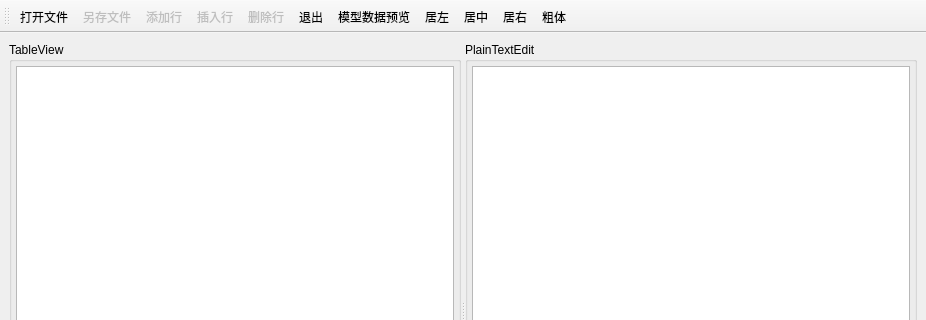
Qt form Study/Qt_5.9/part5_viewModel/QStandardItemModel/QStandardItemModel/MainWindow.ui (codefmz/Qt) before a commit; both pictures show x 0 to 926 and y 0 to 320 of the 926 by 609 pixel window.
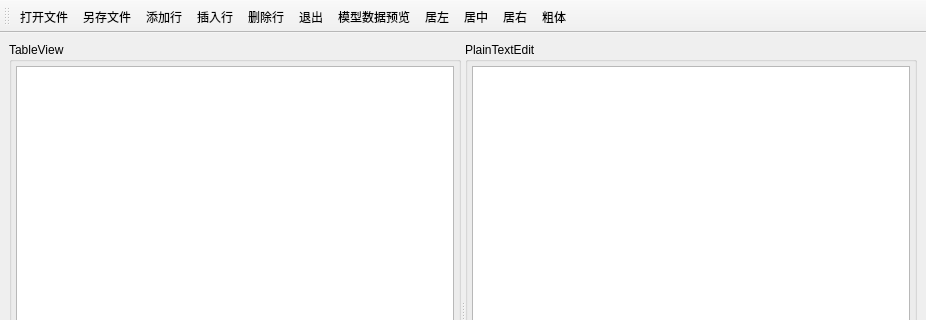
The same form after that commit. Icons and pictures are not drawn.

Patch:
```diff
--- a/Study/Qt_5.9/part5_viewModel/QStandardItemModel/QStandardItemModel/MainWindow.ui
+++ b/Study/Qt_5.9/part5_viewModel/QStandardItemModel/QStandardItemModel/MainWindow.ui
@@ -129,7 +129,7 @@
   </action>
   <action name="actSave">
    <property name="enabled">
-    <bool>false</bool>
+    <bool>true</bool>
    </property>
    <property name="icon">
     <iconset resource="res.qrc">
@@ -144,7 +144,7 @@
   </action>
   <action name="actAppend">
    <property name="enabled">
-    <bool>false</bool>
+    <bool>true</bool>
    </property>
    <property name="icon">
     <iconset resource="res.qrc">
@@ -159,7 +159,7 @@
   </action>
   <action name="actInsert">
    <property name="enabled">
-    <bool>false</bool>
+    <bool>true</bool>
    </property>
    <property name="icon">
     <iconset resource="res.qrc">
@@ -174,7 +174,7 @@
   </action>
   <action name="actDelete">
    <property name="enabled">
-    <bool>false</bool>
+    <bool>true</bool>
    </property>
    <property name="icon">
     <iconset resource="res.qrc">
```
Left out of the diff: 2 changed lines with no effect on the pictures.
